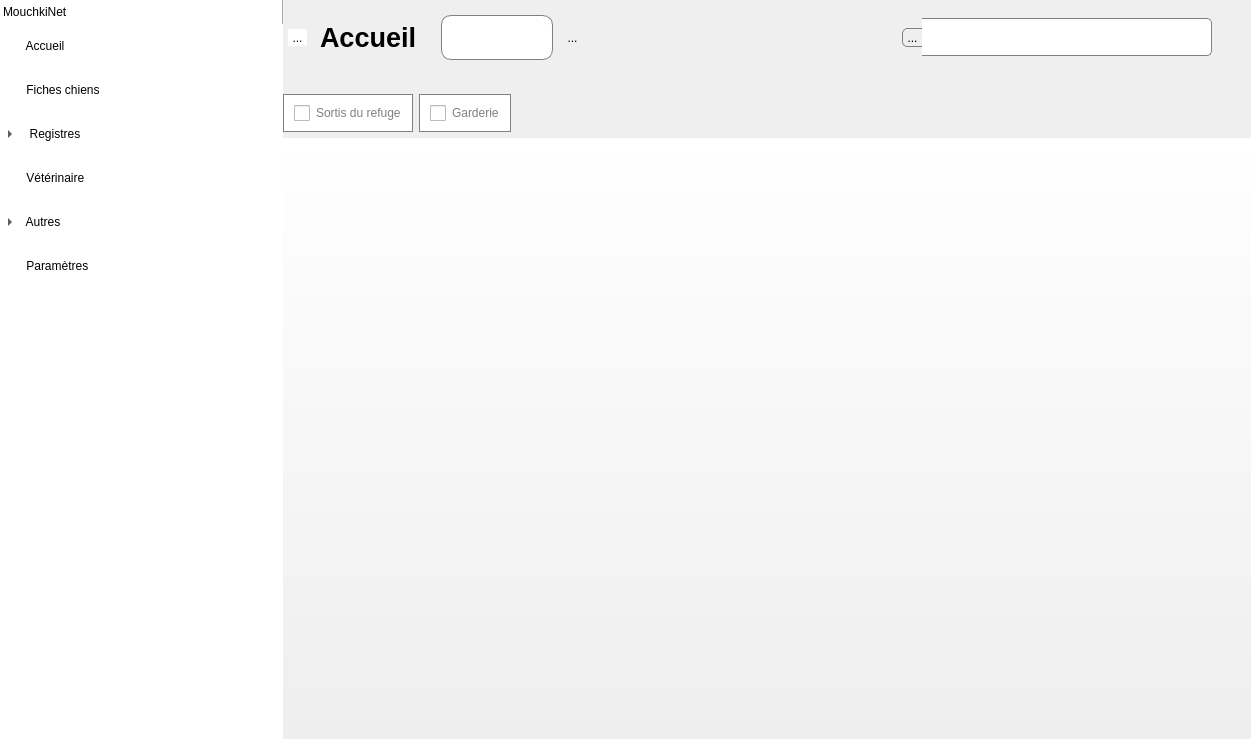
This is mainwindow.ui in ArtAuc/mkrescue as Qt 5 draws it before an edit. The edited form follows.
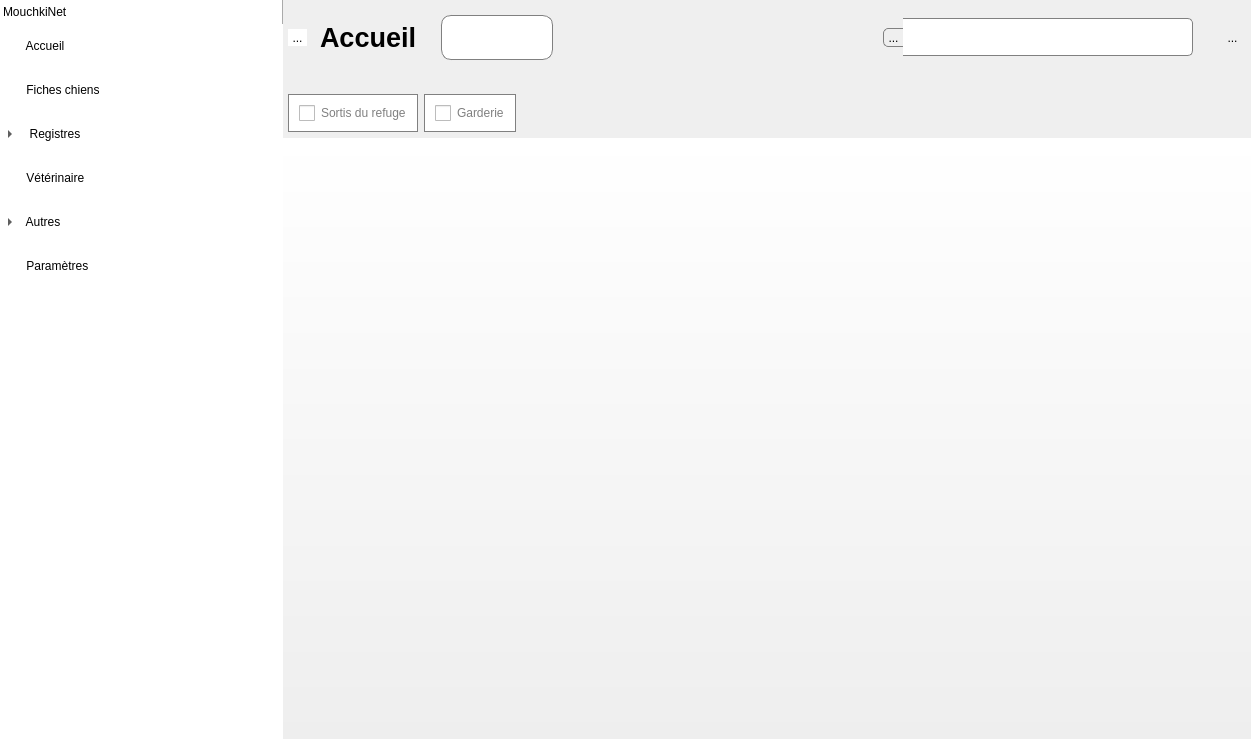
This is the edited form. The open tabs and pages were chosen to show the change. Icons and pictures are not drawn. Custom widgets are drawn as their Qt base class.

What changed in the file:
```diff
--- a/mainwindow.ui
+++ b/mainwindow.ui
@@ -490,13 +490,6 @@
            </property>
           </widget>
          </item>
-         <item>
-          <widget class="QToolButton" name="syncButton">
-           <property name="text">
-            <string>...</string>
-           </property>
-          </widget>
-         </item>
          <item>
           <spacer name="horizontalSpacer">
            <property name="orientation">
@@ -536,6 +529,13 @@
            </property>
           </widget>
          </item>
+         <item>
+          <widget class="QToolButton" name="syncButton">
+           <property name="text">
+            <string>...</string>
+           </property>
+          </widget>
+         </item>
         </layout>
        </widget>
       </item>
@@ -650,6 +650,10 @@
 QCheckBox::indicator:unchecked{
 		image: url('media/cross.png');
 }
+
+QCheckBox{
+	margin-left:5px;
+}
 </string>
               </property>
               <property name="text">
```
Left out of the diff: 6 changed lines with no effect on the pictures.
